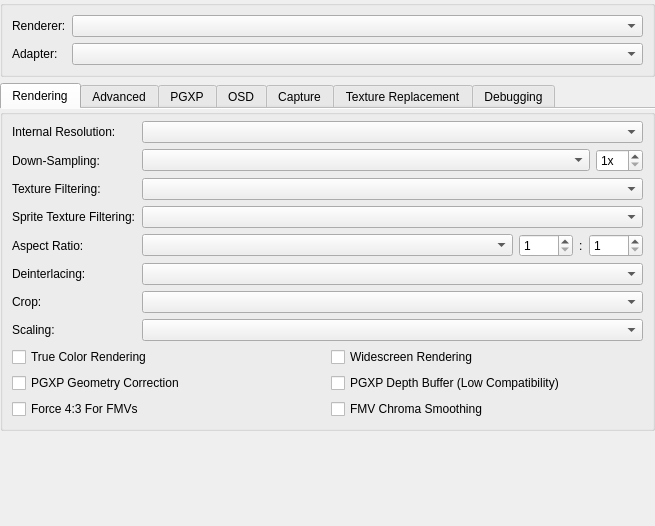
The window that src/duckstation-qt/graphicssettingswidget.ui (kofxi3584karlayang/duckstation) describes before a commit, drawn with Qt 5.
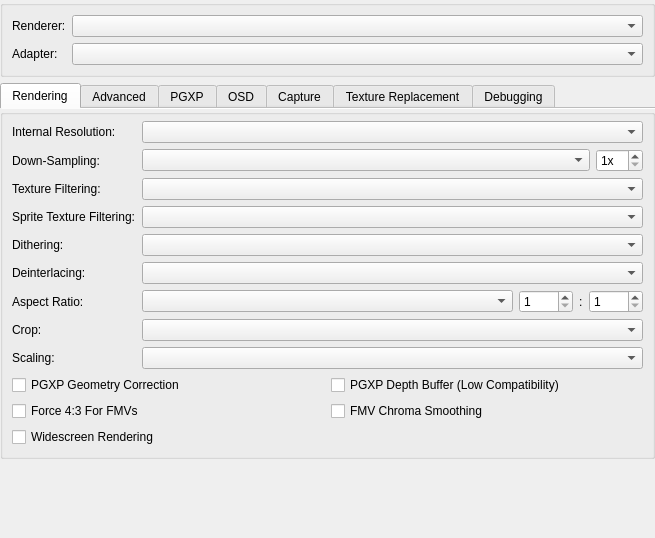
The same window after the commit. Icons and pictures are not drawn.

Commit message:
Settings: Convert dithering/true color options to a dropdown
Half of them are mutually exclusive, so this simplifies things.
Fewer options = better, right?

```diff
--- a/src/duckstation-qt/graphicssettingswidget.ui
+++ b/src/duckstation-qt/graphicssettingswidget.ui
@@ -7,7 +7,7 @@
     <x>0</x>
     <y>0</y>
     <width>655</width>
-    <height>526</height>
+    <height>538</height>
    </rect>
   </property>
   <property name="windowTitle">
@@ -146,14 +146,14 @@
           <item row="3" column="1">
            <widget class="QComboBox" name="spriteTextureFiltering"/>
           </item>
-          <item row="4" column="0">
+          <item row="6" column="0">
            <widget class="QLabel" name="label_6">
             <property name="text">
              <string>Aspect Ratio:</string>
             </property>
            </widget>
           </item>
-          <item row="4" column="1">
+          <item row="6" column="1">
            <layout class="QHBoxLayout" name="horizontalLayout_2" stretch="1,0,0,0">
             <item>
              <widget class="QComboBox" name="displayAspectRatio"/>
@@ -187,6 +187,16 @@
             </item>
            </layout>
           </item>
+          <item row="4" column="0">
+           <widget class="QLabel" name="gpuDitheringModeLabel">
+            <property name="text">
+             <string>Dithering:</string>
+            </property>
+           </widget>
+          </item>
+          <item row="4" column="1">
+           <widget class="QComboBox" name="gpuDitheringMode"/>
+          </item>
           <item row="5" column="0">
            <widget class="QLabel" name="label_3">
             <property name="text">
@@ -197,35 +207,28 @@
           <item row="5" column="1">
            <widget class="QComboBox" name="displayDeinterlacing"/>
           </item>
-          <item row="6" column="0">
-           <widget class="QLabel" name="label_7">
-            <property name="text">
-             <string>Crop:</string>
-            </property>
-           </widget>
-          </item>
-          <item row="6" column="1">
+          <item row="7" column="1">
            <widget class="QComboBox" name="displayCropMode"/>
           </item>
           <item row="7" column="0">
+           <widget class="QLabel" name="label_7">
+            <property name="text">
+             <string>Crop:</string>
+            </property>
+           </widget>
+          </item>
+          <item row="8" column="0">
            <widget class="QLabel" name="label_8">
             <property name="text">
              <string>Scaling:</string>
             </property>
            </widget>
           </item>
-          <item row="7" column="1">
+          <item row="8" column="1">
            <widget class="QComboBox" name="displayScaling"/>
           </item>
-          <item row="8" column="0" colspan="2">
+          <item row="9" column="0" colspan="2">
            <layout class="QGridLayout" name="gridLayout_2">
-            <item row="0" column="1">
-             <widget class="QCheckBox" name="widescreenHack">
-              <property name="text">
-               <string>Widescreen Rendering</string>
-              </property>
-             </widget>
-            </item>
             <item row="2" column="0">
              <widget class="QCheckBox" name="force43For24Bit">
               <property name="text">
@@ -233,6 +236,13 @@
               </property>
              </widget>
             </item>
+            <item row="1" column="1">
+             <widget class="QCheckBox" name="pgxpDepthBuffer">
+              <property name="text">
+               <string>PGXP Depth Buffer (Low Compatibility)</string>
+              </property>
+             </widget>
+            </item>
             <item row="2" column="1">
              <widget class="QCheckBox" name="chromaSmoothingFor24Bit">
               <property name="text">
@@ -240,13 +250,6 @@
               </property>
              </widget>
             </item>
-            <item row="0" column="0">
-             <widget class="QCheckBox" name="trueColor">
-              <property name="text">
-               <string>True Color Rendering</string>
-              </property>
-             </widget>
-            </item>
             <item row="1" column="0">
              <widget class="QCheckBox" name="pgxpEnable">
               <property name="text">
@@ -254,10 +257,10 @@
               </property>
              </widget>
             </item>
-            <item row="1" column="1">
-             <widget class="QCheckBox" name="pgxpDepthBuffer">
+            <item row="3" column="0">
+             <widget class="QCheckBox" name="widescreenHack">
               <property name="text">
-               <string>PGXP Depth Buffer (Low Compatibility)</string>
+               <string>Widescreen Rendering</string>
               </property>
              </widget>
             </item>
@@ -411,27 +414,20 @@
           </item>
           <item row="3" column="0" colspan="2">
            <layout class="QGridLayout" name="gridLayout_5">
-            <item row="2" column="0">
+            <item row="1" column="1">
+             <widget class="QCheckBox" name="scaledInterlacing">
+              <property name="text">
+               <string>Scaled Interlacing</string>
+              </property>
+             </widget>
+            </item>
+            <item row="1" column="0">
              <widget class="QCheckBox" name="forceRoundedTexcoords">
               <property name="text">
                <string>Round Upscaled Texture Coordinates</string>
               </property>
              </widget>
             </item>
-            <item row="1" column="1">
-             <widget class="QCheckBox" name="scaledDithering">
-              <property name="text">
-               <string>Scaled Dithering</string>
-              </property>
-             </widget>
-            </item>
-            <item row="1" column="0">
-             <widget class="QCheckBox" name="accurateBlending">
-              <property name="text">
-               <string>Accurate Blending</string>
-              </property>
-             </widget>
-            </item>
             <item row="0" column="0">
              <widget class="QCheckBox" name="gpuThread">
               <property name="text">
@@ -457,13 +453,6 @@
               </item>
              </layout>
             </item>
-            <item row="2" column="1">
-             <widget class="QCheckBox" name="scaledInterlacing">
-              <property name="text">
-               <string>Scaled Interlacing</string>
-              </property>
-             </widget>
-            </item>
            </layout>
           </item>
          </layout>
```
The commit also changes 14 other files.
